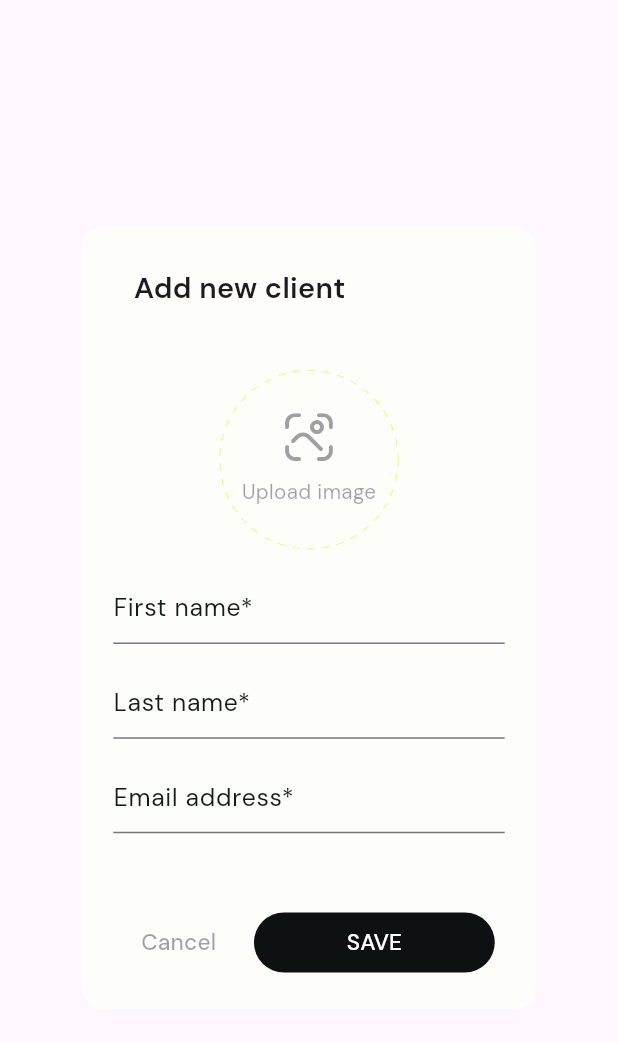
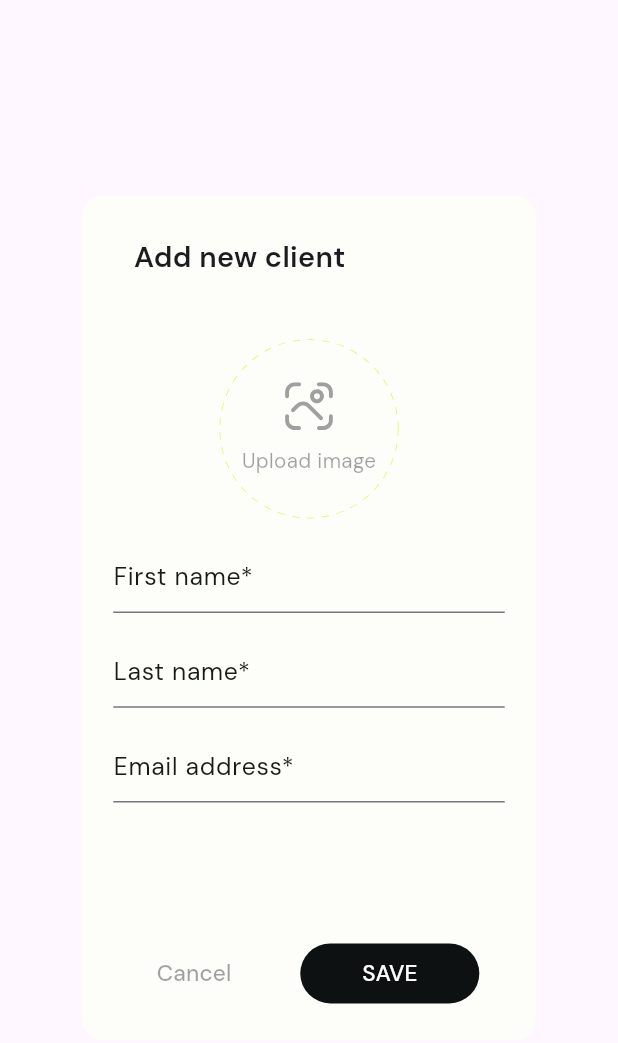
Before and after one commit to NicoCieri10/tots_challenge, a Flutter app: the ClientModal widget shown alone on an empty page, opened directly, on a phone screen of 412 x 824 dp. Shown: the top 1043 px of the screen. Run offline on Flutter 3.47's test engine with Material 2 defaults, Android fonts, the light colour scheme and no system bars; our stand-ins replace bloc, blur, dio, dotted_decoration, equatable, flutter_bloc and 8 more; accounts and stored records are empty; generated files the repository leaves out were written again.

Commit message:
Update client_modal.dart

```diff
--- a/lib/home/widgets/client_modal.dart
+++ b/lib/home/widgets/client_modal.dart
@@ -68,7 +68,7 @@
         child: Form(
           key: _formKey,
           child: Container(
-            height: 380.sp,
+            height: 410.sp,
             width: 220.sp,
             padding: EdgeInsets.symmetric(
               horizontal: 15.sp,
@@ -173,7 +173,7 @@
           onPressed: onPressed,
           height: 40,
           child: Padding(
-            padding: EdgeInsets.symmetric(horizontal: 15.w),
+            padding: EdgeInsets.symmetric(horizontal: 10.w),
             child: Text(
               context.l10n.save,
               style: TextStyle(
```
